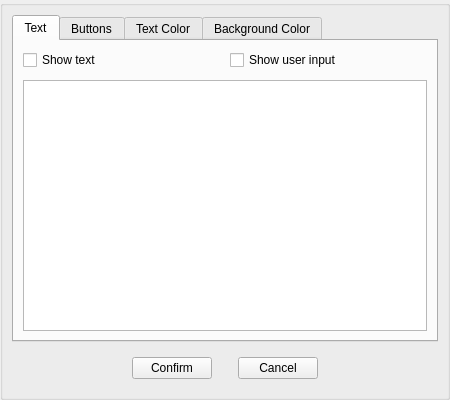
Old version of the form src/Editor/Script/TextSnippetOverlay.ui in the repository RemotelyChaotic/JOIPEngine.
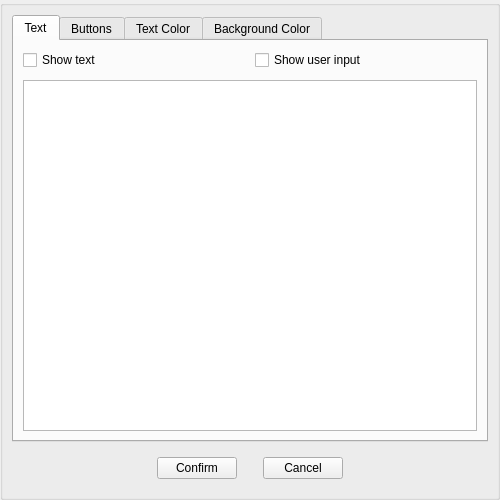
New version of the form. Custom widgets are drawn as their Qt base class.

What changed in the file:
```diff
--- a/src/Editor/Script/TextSnippetOverlay.ui
+++ b/src/Editor/Script/TextSnippetOverlay.ui
@@ -6,8 +6,8 @@
    <rect>
     <x>0</x>
     <y>0</y>
-    <width>450</width>
-    <height>400</height>
+    <width>500</width>
+    <height>500</height>
    </rect>
   </property>
   <property name="windowTitle">
```
